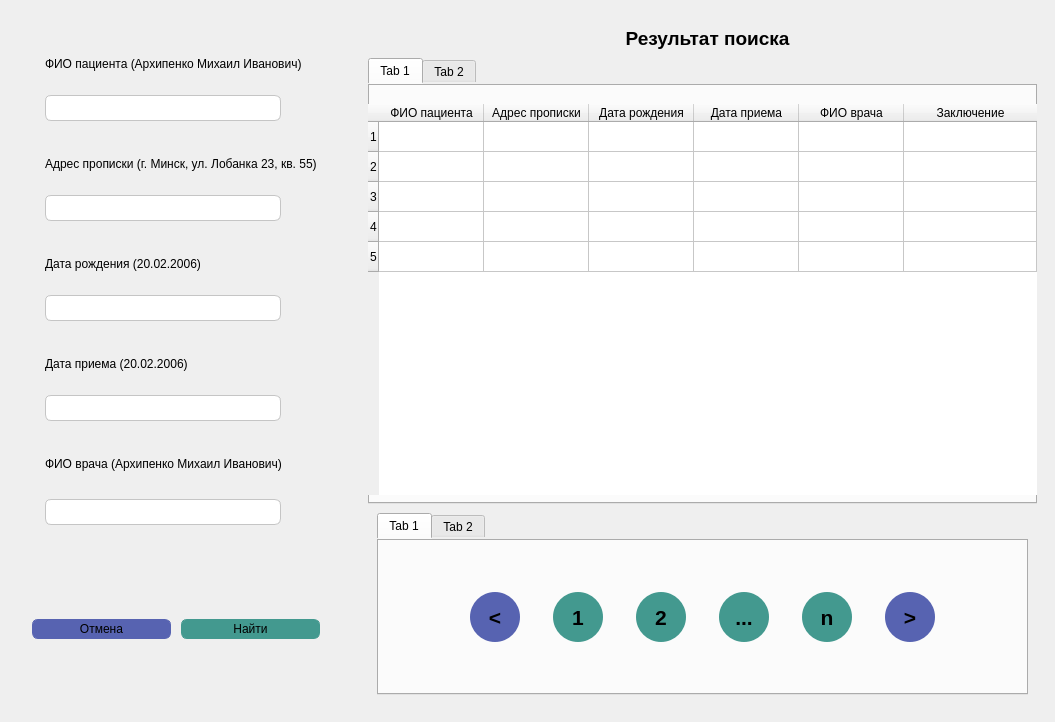
Above: lab_2/ui/search_window.ui from Artemdjdj/PPOIS_4 before the change. Below: the same form after it.
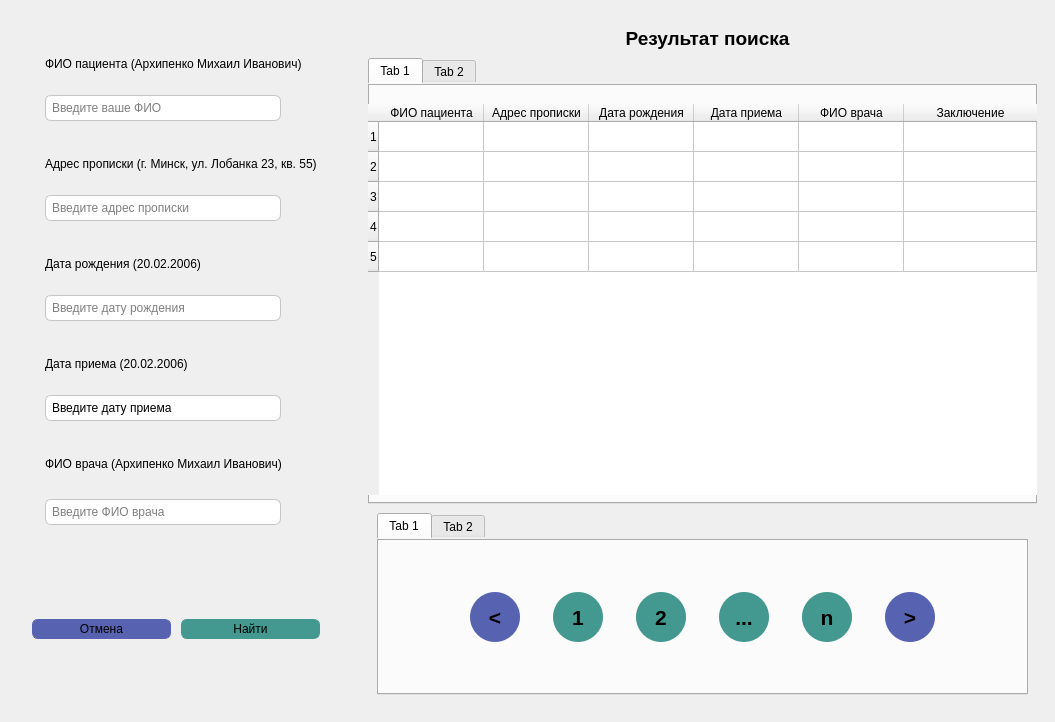
That is the form after the change. Icons and pictures are not drawn.

Diff of the .ui file:
```diff
--- a/lab_2/ui/search_window.ui
+++ b/lab_2/ui/search_window.ui
@@ -196,6 +196,9 @@
 border-radius:6px;
 padding:4px;</string>
                              </property>
+                             <property name="placeholderText">
+                              <string>Введите ваше ФИО</string>
+                             </property>
                             </widget>
                            </item>
                            <item>
@@ -271,6 +274,9 @@
 border-radius:6px;
 padding:4px;</string>
                              </property>
+                             <property name="placeholderText">
+                              <string>Введите адрес прописки</string>
+                             </property>
                             </widget>
                            </item>
                            <item>
@@ -346,6 +352,9 @@
 border-radius:6px;
 padding:4px;</string>
                              </property>
+                             <property name="placeholderText">
+                              <string>Введите дату рождения</string>
+                             </property>
                             </widget>
                            </item>
                            <item>
@@ -424,6 +433,9 @@
 border-radius:6px;
 padding:4px;</string>
                              </property>
+                             <property name="text">
+                              <string>Введите дату приема</string>
+                             </property>
                             </widget>
                            </item>
                            <item>
@@ -496,6 +508,9 @@
 border-radius:6px;
 padding:4px;</string>
                              </property>
+                             <property name="placeholderText">
+                              <string>Введите ФИО врача</string>
+                             </property>
                             </widget>
                            </item>
                            <item>
```
